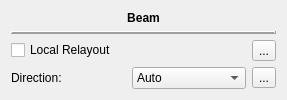
This is mscore/mscore/inspector_beam.ui in musescore/musescore-old as Qt 5 draws it before an edit. The edited form follows.
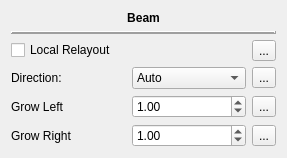
This is the edited form. Icons and pictures are not drawn.

```diff
--- a/mscore/mscore/inspector_beam.ui
+++ b/mscore/mscore/inspector_beam.ui
@@ -7,7 +7,7 @@
     <x>0</x>
     <y>0</y>
     <width>287</width>
-    <height>96</height>
+    <height>148</height>
    </rect>
   </property>
   <property name="windowTitle">
@@ -45,6 +45,13 @@
    </item>
    <item>
     <layout class="QGridLayout" name="gridLayout">
+     <item row="2" column="0">
+      <widget class="QLabel" name="label_2">
+       <property name="text">
+        <string>Grow Left</string>
+       </property>
+      </widget>
+     </item>
      <item row="0" column="2">
       <widget class="QToolButton" name="resetDistribute">
        <property name="text">
@@ -100,6 +107,49 @@
        </property>
       </widget>
      </item>
+     <item row="3" column="0">
+      <widget class="QLabel" name="label_3">
+       <property name="text">
+        <string>Grow Right</string>
+       </property>
+      </widget>
+     </item>
+     <item row="2" column="1">
+      <widget class="QDoubleSpinBox" name="growLeft">
+       <property name="value">
+        <double>1.000000000000000</double>
+       </property>
+      </widget>
+     </item>
+     <item row="3" column="1">
+      <widget class="QDoubleSpinBox" name="growRight">
+       <property name="value">
+        <double>1.000000000000000</double>
+       </property>
+      </widget>
+     </item>
+     <item row="2" column="2">
+      <widget class="QToolButton" name="resetGrowLeft">
+       <property name="text">
+        <string>...</string>
+       </property>
+       <property name="icon">
+        <iconset resource="musescore.qrc">
+         <normaloff>:/data/icons-dark/resetproperty.png</normaloff>:/data/icons-dark/resetproperty.png</iconset>
+       </property>
+      </widget>
+     </item>
+     <item row="3" column="2">
+      <widget class="QToolButton" name="resetGrowRight">
+       <property name="text">
+        <string>...</string>
+       </property>
+       <property name="icon">
+        <iconset resource="musescore.qrc">
+         <normaloff>:/data/icons-dark/resetproperty.png</normaloff>:/data/icons-dark/resetproperty.png</iconset>
+       </property>
+      </widget>
+     </item>
     </layout>
    </item>
   </layout>
```
